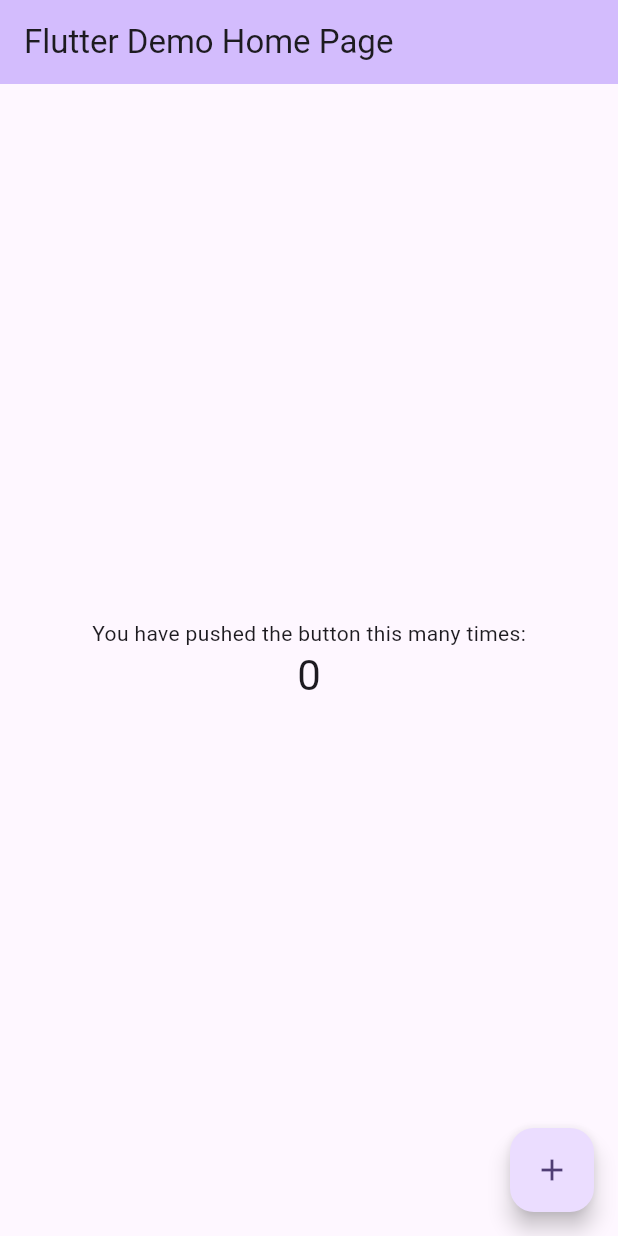
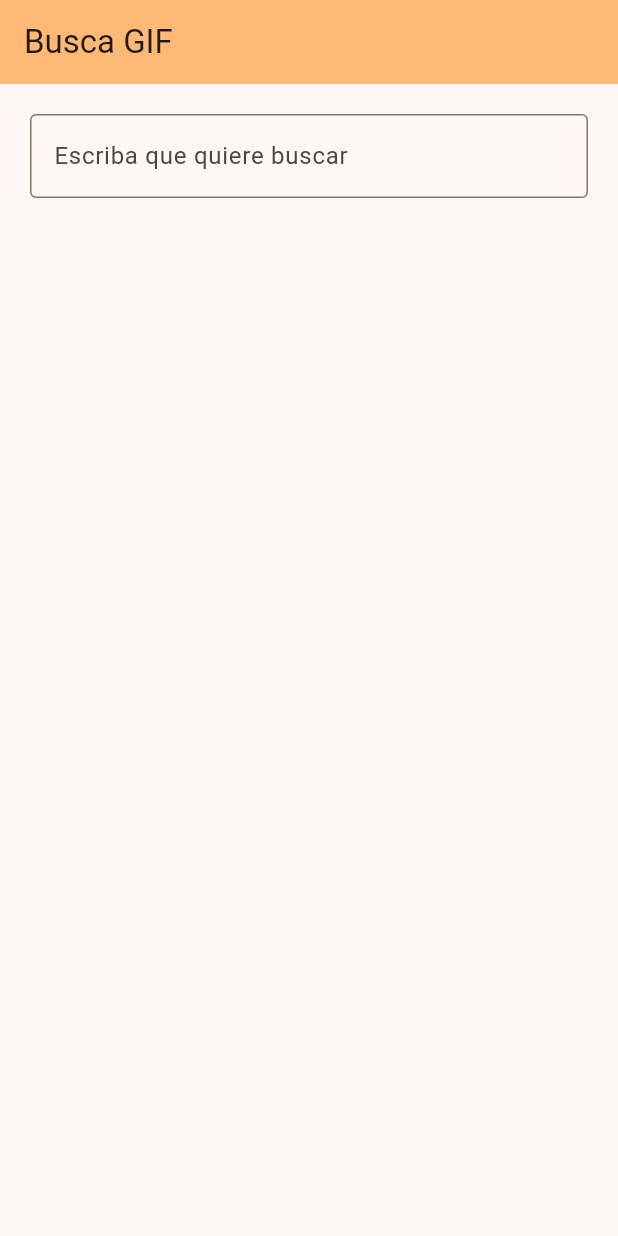
Before and after one commit to NicolasGarcesAbarca/gmono, a Flutter app: the screen it shows after launch, on a phone screen of 412 x 824 dp. Run offline on Flutter 3.47's test engine with Material 2 defaults, Android fonts, the phone set to English and light mode, and no system bars.

Commit message:
scaffold + home screen widgets

```diff
--- /dev/null
+++ b/lib/Home/screens/home.dart
@@ -0,0 +1,19 @@
+import 'package:flutter/material.dart';
+import 'package:gmono/Home/widgets/search_bar.dart';
+
+class Home extends StatelessWidget {
+  const Home({Key? key, required this.title}) : super(key: key);
+  final String title;
+  @override
+  Widget build(BuildContext context) {
+    return Scaffold(
+      appBar: AppBar(
+        backgroundColor: Theme.of(context).colorScheme.inversePrimary,
+        title: Text(title),
+      ),
+      body: const Padding(
+          padding: EdgeInsets.symmetric(vertical: 20, horizontal: 20),
+          child: HeaderSearch()),
+    );
+  }
+}
--- /dev/null
+++ b/lib/Home/widgets/search_bar.dart
@@ -0,0 +1,22 @@
+import 'package:flutter/material.dart';
+
+class HeaderSearch extends StatelessWidget {
+  const HeaderSearch({Key? key}) : super(key: key);
+
+  @override
+  Widget build(BuildContext context) {
+    return const Row(
+      children: [
+        Expanded(
+            child: SizedBox(
+          child: TextField(
+            decoration: InputDecoration(
+              border: OutlineInputBorder(),
+              hintText: 'Escriba que quiere buscar',
+            ),
+          ),
+        )),
+      ],
+    );
+  }
+}
--- a/lib/main.dart
+++ b/lib/main.dart
@@ -1,11 +1,12 @@
 import 'package:flutter/material.dart';
+import 'package:gmono/Home/screens/home.dart';
 
 void main() {
-  runApp(const MyApp());
+  runApp(const App());
 }
 
-class MyApp extends StatelessWidget {
-  const MyApp({super.key});
+class App extends StatelessWidget {
+  const App({super.key});
 
   // This widget is the root of your application.
   @override
@@ -13,113 +14,10 @@ class MyApp extends StatelessWidget {
     return MaterialApp(
       title: 'Flutter Demo',
       theme: ThemeData(
-        // This is the theme of your application.
-        //
-        // TRY THIS: Try running your application with "flutter run". You'll see
-        // the application has a blue toolbar. Then, without quitting the app,
-        // try changing the seedColor in the colorScheme below to Colors.green
-        // and then invoke "hot reload" (save your changes or press the "hot
-        // reload" button in a Flutter-supported IDE, or press "r" if you used
-        // the command line to start the app).
-        //
-        // Notice that the counter didn't reset back to zero; the application
-        // state is not lost during the reload. To reset the state, use hot
-        // restart instead.
-        //
-        // This works for code too, not just values: Most code changes can be
-        // tested with just a hot reload.
-        colorScheme: ColorScheme.fromSeed(seedColor: Colors.deepPurple),
+        colorScheme: ColorScheme.fromSeed(seedColor: Colors.orange),
         useMaterial3: true,
       ),
-      home: const MyHomePage(title: 'Flutter Demo Home Page'),
+      home: const Home(title: 'Busca GIF'),
     );
   }
 }
-
-class MyHomePage extends StatefulWidget {
-  const MyHomePage({super.key, required this.title});
-
-  // This widget is the home page of your application. It is stateful, meaning
-  // that it has a State object (defined below) that contains fields that affect
-  // how it looks.
-
-  // This class is the configuration for the state. It holds the values (in this
-  // case the title) provided by the parent (in this case the App widget) and
-  // used by the build method of the State. Fields in a Widget subclass are
-  // always marked "final".
-
-  final String title;
-
-  @override
-  State<MyHomePage> createState() => _MyHomePageState();
-}
-
-class _MyHomePageState extends State<MyHomePage> {
-  int _counter = 0;
-
-  void _incrementCounter() {
-    setState(() {
-      // This call to setState tells the Flutter framework that something has
-      // changed in this State, which causes it to rerun the build method below
-      // so that the display can reflect the updated values. If we changed
-      // _counter without calling setState(), then the build method would not be
-      // called again, and so nothing would appear to happen.
-      _counter++;
-    });
-  }
-
-  @override
-  Widget build(BuildContext context) {
-    // This method is rerun every time setState is called, for instance as done
-    // by the _incrementCounter method above.
-    //
-    // The Flutter framework has been optimized to make rerunning build methods
-    // fast, so that you can just rebuild anything that needs updating rather
-    // than having to individually change instances of widgets.
-    return Scaffold(
-      appBar: AppBar(
-        // TRY THIS: Try changing the color here to a specific color (to
-        // Colors.amber, perhaps?) and trigger a hot reload to see the AppBar
-        // change color while the other colors stay the same.
-        backgroundColor: Theme.of(context).colorScheme.inversePrimary,
-        // Here we take the value from the MyHomePage object that was created by
-        // the App.build method, and use it to set our appbar title.
-        title: Text(widget.title),
-      ),
-      body: Center(
-        // Center is a layout widget. It takes a single child and positions it
-        // in the middle of the parent.
-        child: Column(
-          // Column is also a layout widget. It takes a list of children and
-          // arranges them vertically. By default, it sizes itself to fit its
-          // children horizontally, and tries to be as tall as its parent.
-          //
-          // Column has various properties to control how it sizes itself and
-          // how it positions its children. Here we use mainAxisAlignment to
-          // center the children vertically; the main axis here is the vertical
-          // axis because Columns are vertical (the cross axis would be
-          // horizontal).
-          //
-          // TRY THIS: Invoke "debug painting" (choose the "Toggle Debug Paint"
-          // action in the IDE, or press "p" in the console), to see the
-          // wireframe for each widget.
-          mainAxisAlignment: MainAxisAlignment.center,
-          children: <Widget>[
-            const Text(
-              'You have pushed the button this many times:',
-            ),
-            Text(
-              '$_counter',
-              style: Theme.of(context).textTheme.headlineMedium,
-            ),
-          ],
-        ),
-      ),
-      floatingActionButton: FloatingActionButton(
-        onPressed: _incrementCounter,
-        tooltip: 'Increment',
-        child: const Icon(Icons.add),
-      ), // This trailing comma makes auto-formatting nicer for build methods.
-    );
-  }
-}
```
Also changed, not shown: 1 other file.
